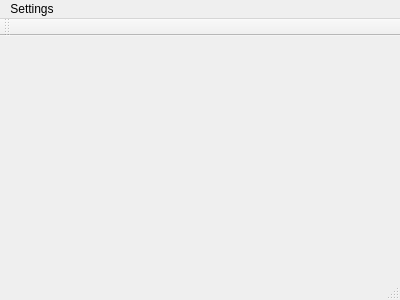
This is mainwindow.ui in GreenBichAcademyUnlimited/ISIS-Messanger as Qt 5 draws it before an edit. The edited form follows.
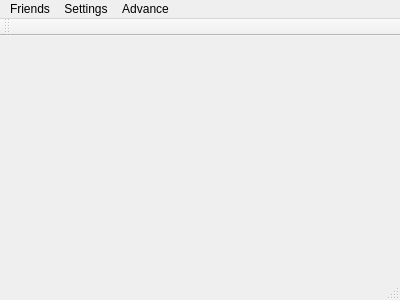
This is the edited form.

The edit to the form file:
```diff
--- a/mainwindow.ui
+++ b/mainwindow.ui
@@ -25,10 +25,29 @@
    </property>
    <widget class="QMenu" name="menuSettings">
     <property name="title">
+     <string>Friends</string>
+    </property>
+    <addaction name="actionAdd_Friend"/>
+    <addaction name="actionSearch_Friend"/>
+   </widget>
+   <widget class="QMenu" name="menuSettings_2">
+    <property name="title">
      <string>Settings</string>
     </property>
+    <addaction name="actionUser"/>
+    <addaction name="actionNetwork"/>
+   </widget>
+   <widget class="QMenu" name="menuExit">
+    <property name="title">
+     <string>Advance</string>
+    </property>
+    <addaction name="actionExit"/>
+    <addaction name="separator"/>
+    <addaction name="actionAbout"/>
    </widget>
    <addaction name="menuSettings"/>
+   <addaction name="menuSettings_2"/>
+   <addaction name="menuExit"/>
   </widget>
   <widget class="QToolBar" name="mainToolBar">
    <attribute name="toolBarArea">
```
Left out of the diff: 48 changed lines with no effect on the pictures.
